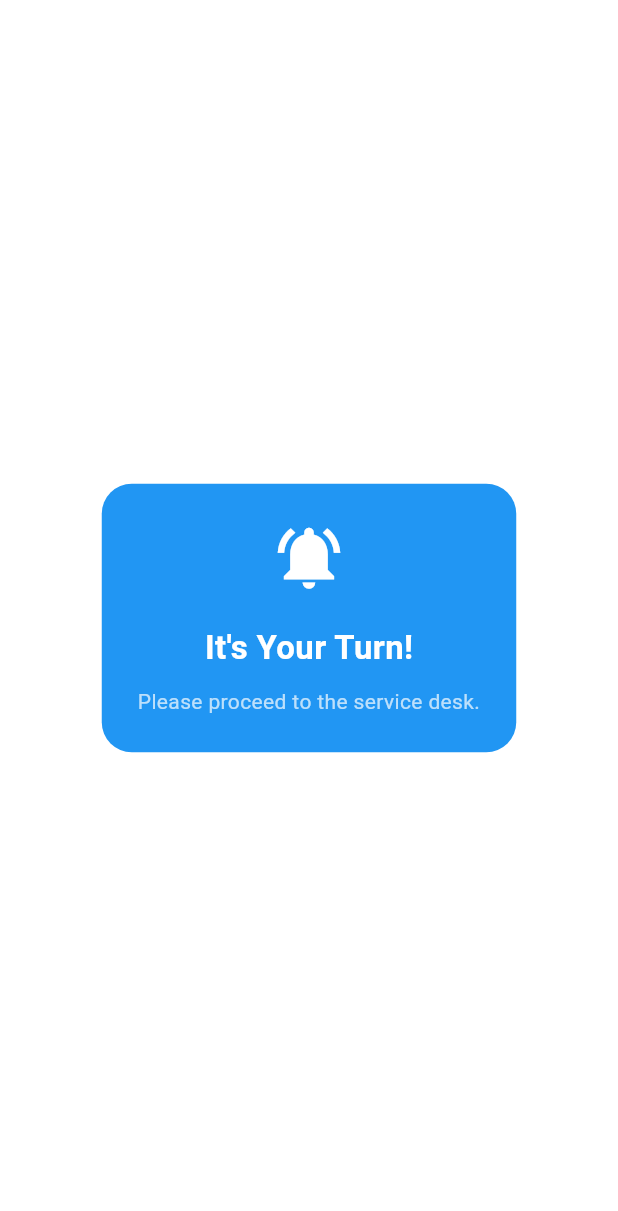
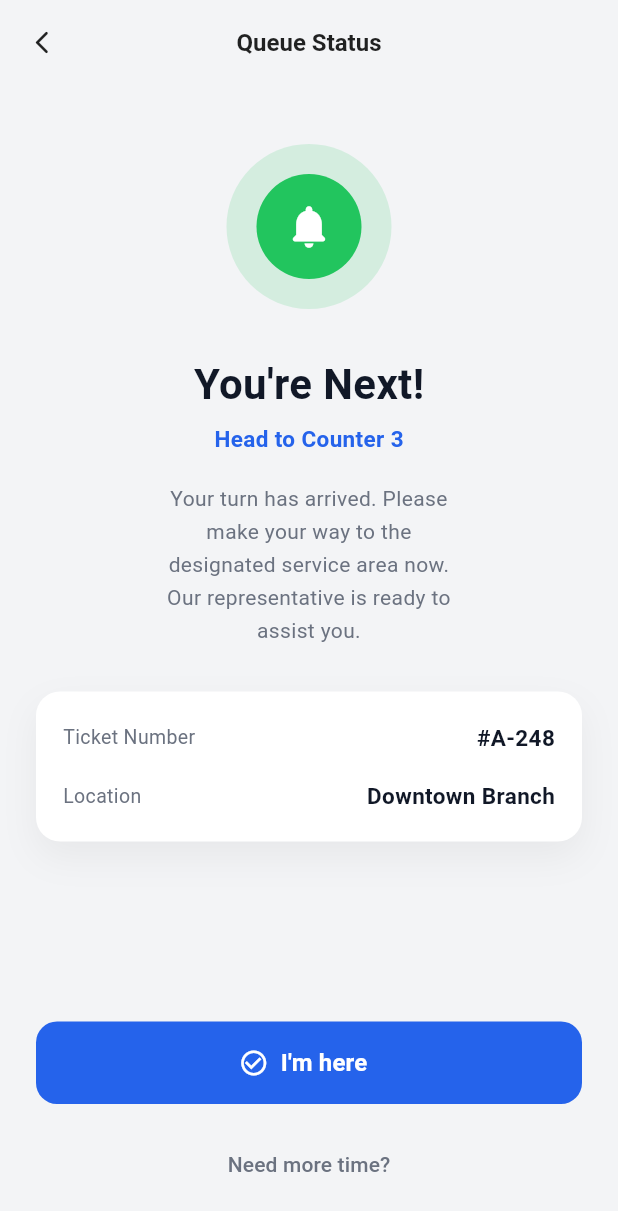
Before and after one commit to aramanja-emmanuel/turnly_app, a Flutter app: the StatusScreen screen opened directly, on a phone screen of 412 x 824 dp. Shown: the top 1211 px of the screen. Run offline on Flutter 3.47's test engine with Material 3 defaults, Android fonts, the phone set to English and light mode, and no system bars; our stand-ins replace flutter_riverpod.

Commit message:
modified the statusscreen

```diff
--- a/lib/main.dart
+++ b/lib/main.dart
@@ -1,52 +1,23 @@
 import 'package:flutter/material.dart';
-import 'package:turnly_app/queue_screen.dart';
+import 'package:flutter_riverpod/flutter_riverpod.dart';
+import 'queue_screen.dart';
 
 void main() {
-  runApp(const TurnlyApp());
+  runApp(
+    const ProviderScope(
+      child: MyApp(),
+    ),
+  );
 }
 
-class TurnlyApp extends StatelessWidget {
-  const TurnlyApp({super.key});
+class MyApp extends StatelessWidget {
+  const MyApp({super.key});
 
   @override
   Widget build(BuildContext context) {
-    return MaterialApp(
-      title: 'Turnly',
+    return const MaterialApp(
       debugShowCheckedModeBanner: false,
-      theme: lightTheme,
-      home: const StatusScreen(),
+      home: QueueScreen(),
     );
   }
 }
-
-class AppColors {
-  static const primary = Color(0xFF0057D9);
-  static const secondary = Color(0xFF00BFA5);
-  static const background = Color(0xFFF5F5F5);
-}
-
-final ThemeData lightTheme = ThemeData(
-  useMaterial3: true,
-  scaffoldBackgroundColor: AppColors.background,
-  colorScheme: const ColorScheme.light(
-    primary: AppColors.primary,
-    secondary: AppColors.secondary,
-    surface: Colors.white,
-  ),
-  appBarTheme: const AppBarTheme(
-    backgroundColor: AppColors.primary,
-    foregroundColor: Colors.white,
-    centerTitle: true,
-    elevation: 0,
-  ),
-  elevatedButtonTheme: ElevatedButtonThemeData(
-    style: ElevatedButton.styleFrom(
-      backgroundColor: AppColors.primary,
-      foregroundColor: Colors.white,
-      minimumSize: const Size(double.infinity, 55),
-      shape: const RoundedRectangleBorder(
-        borderRadius: BorderRadius.all(Radius.circular(12)),
-      ),
-    ),
-  ),
-);
--- a/lib/queue_screen.dart
+++ b/lib/queue_screen.dart
@@ -1,6 +1,7 @@
 import 'dart:async';
 import 'dart:math';
 import 'package:flutter/material.dart';
+import 'package:turnly_app/status_screen.dart';
 
 class QueueScreen extends StatefulWidget {
   const QueueScreen({super.key});
@@ -178,53 +179,3 @@ class _QueueScreenState extends State<QueueScreen> {
 }
 
 //////////////////////////////////////////////////////////
-// STATUS SCREEN (When It's User's Turn)
-//////////////////////////////////////////////////////////
-
-class StatusScreen extends StatelessWidget {
-  const StatusScreen({super.key});
-
-  @override
-  Widget build(BuildContext context) {
-    return Scaffold(
-      backgroundColor: Colors.white,
-      body: Center(
-        child: Container(
-          padding: const EdgeInsets.all(24),
-          margin: const EdgeInsets.symmetric(horizontal: 30),
-          decoration: BoxDecoration(
-            color: Colors.blue,
-            borderRadius: BorderRadius.circular(20),
-          ),
-          child: const Column(
-            mainAxisSize: MainAxisSize.min,
-            children: [
-              Icon(
-                Icons.notifications_active,
-                color: Colors.white,
-                size: 50,
-              ),
-              SizedBox(height: 20),
-              Text(
-                'It\'s Your Turn!',
-                style: TextStyle(
-                  color: Colors.white,
-                  fontSize: 22,
-                  fontWeight: FontWeight.bold,
-                ),
-              ),
-              SizedBox(height: 10),
-              Text(
-                'Please proceed to the service desk.',
-                style: TextStyle(
-                  color: Colors.white70,
-                ),
-                textAlign: TextAlign.center,
-              ),
-            ],
-          ),
-        ),
-      ),
-    );
-  }
-}
--- a/lib/status_screen.dart
+++ b/lib/status_screen.dart
@@ -2,143 +2,155 @@ import 'package:flutter/material.dart';
 import 'package:flutter_riverpod/flutter_riverpod.dart';
 import 'package:flutter_riverpod/legacy.dart';
 
-/// =========================
+/// =============================
 /// QUEUE STATUS ENUM
-/// =========================
-enum QueueStatus {
-  waiting,
-  next,
-  arrived,
-  delayed,
-}
+/// =============================
+enum QueueStatus { waiting, next, arrived, delayed }
 
-/// =========================
+/// =============================
 /// QUEUE MODEL
-/// =========================
+/// =============================
 class QueueData {
   final String ticketNumber;
-  final String branchLocation;
-  final int counterNumber;
+  final String branch;
+  final int counter;
   final QueueStatus status;
 
   QueueData({
     required this.ticketNumber,
-    required this.branchLocation,
-    required this.counterNumber,
+    required this.branch,
+    required this.counter,
     required this.status,
   });
 
   QueueData copyWith({
     String? ticketNumber,
-    String? branchLocation,
-    int? counterNumber,
+    String? branch,
+    int? counter,
     QueueStatus? status,
   }) {
     return QueueData(
       ticketNumber: ticketNumber ?? this.ticketNumber,
-      branchLocation: branchLocation ?? this.branchLocation,
-      counterNumber: counterNumber ?? this.counterNumber,
+      branch: branch ?? this.branch,
+      counter: counter ?? this.counter,
       status: status ?? this.status,
     );
   }
 }
 
-/// =========================
-/// QUEUE PROVIDER
-/// =========================
+/// =============================
+/// STATE NOTIFIER (Simulated Backend)
+/// =============================
+class QueueNotifier extends StateNotifier<QueueData> {
+  QueueNotifier()
+      : super(
+          QueueData(
+            ticketNumber: "#A-248",
+            branch: "Downtown Branch",
+            counter: 3,
+            status: QueueStatus.next, // simulate “Next”
+          ),
+        );
+
+  void confirmArrival() {
+    state = state.copyWith(status: QueueStatus.arrived);
+  }
+
+  void requestDelay() {
+    state = state.copyWith(
+      status: QueueStatus.delayed,
+      counter: state.counter + 1,
+    );
+  }
+
+  void markAsNext(int counterNumber) {
+    state = state.copyWith(
+      status: QueueStatus.next,
+      counter: counterNumber,
+    );
+  }
+}
+
 final queueProvider =
     StateNotifierProvider<QueueNotifier, QueueData>((ref) {
   return QueueNotifier();
 });
 
-class QueueNotifier extends StateNotifier<QueueData> {
-  QueueNotifier()
-      : super(
-          QueueData(
-            ticketNumber: "#A-248",
-            branchLocation: "Downtown Branch",
-            counterNumber: 3,
-            status: QueueStatus.waiting,
-          ),
-        );
-
-  /// Simulate queue progressing to "Next"
-  void markAsNext() {
-    state = state.copyWith(status: QueueStatus.next);
-  }
-
-  /// User confirms arrival
-  void confirmArrival() {
-    state = state.copyWith(status: QueueStatus.arrived);
-  }
-
-  /// User requests delay
-  void requestDelay() {
-    state = state.copyWith(
-      status: QueueStatus.delayed,
-      counterNumber: state.counterNumber + 1, // simulate reassignment
-    );
-  }
-}
-
-/// =========================
+/// =============================
 /// STATUS SCREEN
-/// =========================
+/// =============================
 class StatusScreen extends ConsumerWidget {
   const StatusScreen({super.key});
 
   @override
   Widget build(BuildContext context, WidgetRef ref) {
     final queue = ref.watch(queueProvider);
-
-    /// Auto-redirect when status becomes NEXT
-    if (queue.status == QueueStatus.next) {
-      WidgetsBinding.instance.addPostFrameCallback((_) {
-        ScaffoldMessenger.of(context).showSnackBar(
-          const SnackBar(
-            content: Text("It's your turn! Please proceed."),
-          ),
-        );
-      });
-    }
+    final notifier = ref.read(queueProvider.notifier);
 
     return Scaffold(
-      backgroundColor: const Color(0xFFF9FAFB),
+      backgroundColor: const Color(0xFFF3F4F6),
       appBar: AppBar(
         elevation: 0,
         backgroundColor: Colors.transparent,
+        centerTitle: true,
         leading: IconButton(
-          icon:
-              const Icon(Icons.arrow_back_ios, size: 18, color: Colors.black),
+          icon: const Icon(Icons.arrow_back_ios_new_rounded,
+              size: 18, color: Colors.black87),
           onPressed: () => Navigator.pop(context),
         ),
-        centerTitle: true,
         title: const Text(
-          'Queue Status',
+          "Queue Status",
           style: TextStyle(
-            color: Colors.black,
             fontSize: 16,
             fontWeight: FontWeight.w600,
+            color: Colors.black87,
           ),
         ),
       ),
-      body: Padding(
+      body: SafeArea(
+        child: Padding(
           padding: const EdgeInsets.symmetric(horizontal: 24),
           child: Column(
             children: [
-            const SizedBox(height: 36),
+              const SizedBox(height: 40),
 
-            /// Notification Badge
-            _buildBadge(queue.status),
+              /// ==========================
+              /// GREEN NOTIFICATION BADGE
+              /// ==========================
+              Container(
+                height: 110,
+                width: 110,
+                decoration: BoxDecoration(
+                  shape: BoxShape.circle,
+                  color: const Color(0xFF22C55E).withOpacity(.15),
+                ),
+                child: Center(
+                  child: Container(
+                    height: 70,
+                    width: 70,
+                    decoration: const BoxDecoration(
+                      shape: BoxShape.circle,
+                      color: Color(0xFF22C55E),
+                    ),
+                    child: const Icon(
+                      Icons.notifications_rounded,
+                      size: 34,
+                      color: Colors.white,
+                    ),
+                  ),
+                ),
+              ),
 
-            const SizedBox(height: 28),
+              const SizedBox(height: 30),
 
-            /// Headline
+              /// ==========================
+              /// HEADLINE
+              /// ==========================
               Text(
                 queue.status == QueueStatus.next
                     ? "You're Next!"
                     : queue.status == QueueStatus.arrived
-                      ? "Checked In"
+                        ? "You're Checked In"
                         : queue.status == QueueStatus.delayed
                             ? "Delay Requested"
                             : "Waiting...",
@@ -151,9 +163,11 @@ class StatusScreen extends ConsumerWidget {
 
               const SizedBox(height: 6),
 
-            /// Subheading (Dynamic Counter)
+              /// ==========================
+              /// SUBHEADING
+              /// ==========================
               Text(
-              "Head to Counter ${queue.counterNumber}",
+                "Head to Counter ${queue.counter}",
                 style: const TextStyle(
                   fontSize: 15,
                   fontWeight: FontWeight.w600,
@@ -161,65 +175,71 @@ class StatusScreen extends ConsumerWidget {
                 ),
               ),
 
-            const SizedBox(height: 14),
+              const SizedBox(height: 18),
 
-            /// Description
+              /// ==========================
+              /// DESCRIPTION
+              /// ==========================
               const Text(
-              "Your turn has arrived. Please\nmake your way to the designated\nservice area now.\nOur representative is ready to\nassist you.",
+                "Your turn has arrived. Please\nmake your way to the\ndesignated service area now.\nOur representative is ready to\nassist you.",
                 textAlign: TextAlign.center,
                 style: TextStyle(
                   fontSize: 14,
-                height: 1.55,
+                  height: 1.6,
                   color: Color(0xFF6B7280),
                 ),
               ),
 
-            const SizedBox(height: 28),
+              const SizedBox(height: 30),
 
-            /// Ticket Info Card
+              /// ==========================
+              /// TICKET INFO CARD
+              /// ==========================
               Container(
                 width: double.infinity,
                 padding:
-                  const EdgeInsets.symmetric(horizontal: 16, vertical: 18),
+                    const EdgeInsets.symmetric(horizontal: 18, vertical: 20),
                 decoration: BoxDecoration(
                   color: Colors.white,
-                borderRadius: BorderRadius.circular(14),
+                  borderRadius: BorderRadius.circular(16),
                   boxShadow: [
                     BoxShadow(
-                    color: Colors.black.withOpacity(0.04),
-                    blurRadius: 14,
-                    offset: const Offset(0, 6),
+                      color: Colors.black.withOpacity(.05),
+                      blurRadius: 20,
+                      offset: const Offset(0, 10),
                     ),
                   ],
                 ),
                 child: Column(
                   children: [
-                  _infoRow('Ticket Number', queue.ticketNumber),
-                  const SizedBox(height: 14),
-                  _infoRow('Location', queue.branchLocation),
+                    _infoRow("Ticket Number", queue.ticketNumber),
+                    const SizedBox(height: 18),
+                    _infoRow("Location", queue.branch),
                   ],
                 ),
               ),
 
               const Spacer(),
 
-            /// PRIMARY CTA
+              /// ==========================
+              /// PRIMARY BUTTON
+              /// ==========================
               if (queue.status == QueueStatus.next)
                 SizedBox(
                   width: double.infinity,
-                height: 54,
-                child: ElevatedButton(
+                  height: 55,
+                  child: ElevatedButton.icon(
                     onPressed: () {
-                    ref.read(queueProvider.notifier).confirmArrival();
+                      notifier.confirmArrival();
+                      ScaffoldMessenger.of(context).showSnackBar(
+                        const SnackBar(
+                          content: Text("Arrival confirmed."),
+                        ),
+                      );
                     },
-                  style: ElevatedButton.styleFrom(
-                    backgroundColor: const Color(0xFF2563EB),
-                    elevation: 0,
-                    shape: RoundedRectangleBorder(
-                      borderRadius: BorderRadius.circular(12),
-                    ),
-                  ),
-                  child: const Text(
+                    icon: const Icon(Icons.check_circle_outline,
+                        size: 20, color: Colors.white),
+                    label: const Text(
                       "I'm here",
                       style: TextStyle(
                         fontSize: 16,
@@ -227,19 +247,33 @@ class StatusScreen extends ConsumerWidget {
                         color: Colors.white,
                       ),
                     ),
+                    style: ElevatedButton.styleFrom(
+                      backgroundColor: const Color(0xFF2563EB),
+                      elevation: 0,
+                      shape: RoundedRectangleBorder(
+                        borderRadius: BorderRadius.circular(14),
+                      ),
+                    ),
                   ),
                 ),
 
-            const SizedBox(height: 18),
+              const SizedBox(height: 16),
 
+              /// ==========================
               /// SECONDARY ACTION
+              /// ==========================
               if (queue.status == QueueStatus.next)
                 TextButton(
                   onPressed: () {
-                  ref.read(queueProvider.notifier).requestDelay();
+                    notifier.requestDelay();
+                    ScaffoldMessenger.of(context).showSnackBar(
+                      const SnackBar(
+                        content: Text("Delay request sent."),
+                      ),
+                    );
                   },
                   child: const Text(
-                  'Need more time?',
+                    "Need more time?",
                     style: TextStyle(
                       fontSize: 14,
                       color: Color(0xFF6B7280),
@@ -247,51 +281,9 @@ class StatusScreen extends ConsumerWidget {
                   ),
                 ),
 
-            const SizedBox(height: 22),
+              const SizedBox(height: 24),
             ],
           ),
-      ),
-    );
-  }
-
-  Widget _buildBadge(QueueStatus status) {
-    Color innerColor;
-    IconData icon;
-
-    switch (status) {
-      case QueueStatus.next:
-        innerColor = const Color(0xFF22C55E);
-        icon = Icons.notifications_none_rounded;
-        break;
-      case QueueStatus.arrived:
-        innerColor = Colors.blue;
-        icon = Icons.check_circle_outline;
-        break;
-      case QueueStatus.delayed:
-        innerColor = Colors.orange;
-        icon = Icons.schedule;
-        break;
-      default:
-        innerColor = Colors.grey;
-        icon = Icons.hourglass_empty;
-    }
-
-    return Container(
-      height: 96,
-      width: 96,
-      decoration: const BoxDecoration(
-        shape: BoxShape.circle,
-        color: Color(0xFFE9F9EF),
-      ),
-      child: Center(
-        child: Container(
-          height: 56,
-          width: 56,
-          decoration: BoxDecoration(
-            shape: BoxShape.circle,
-            color: innerColor,
-          ),
-          child: Icon(icon, color: Colors.white, size: 28),
         ),
       ),
     );
@@ -311,7 +303,7 @@ class StatusScreen extends ConsumerWidget {
         Text(
           value,
           style: const TextStyle(
-            fontSize: 14,
+            fontSize: 15,
             fontWeight: FontWeight.w700,
             color: Color(0xFF111827),
           ),
```
Lines whose indentation alone changed are shown as unchanged.
